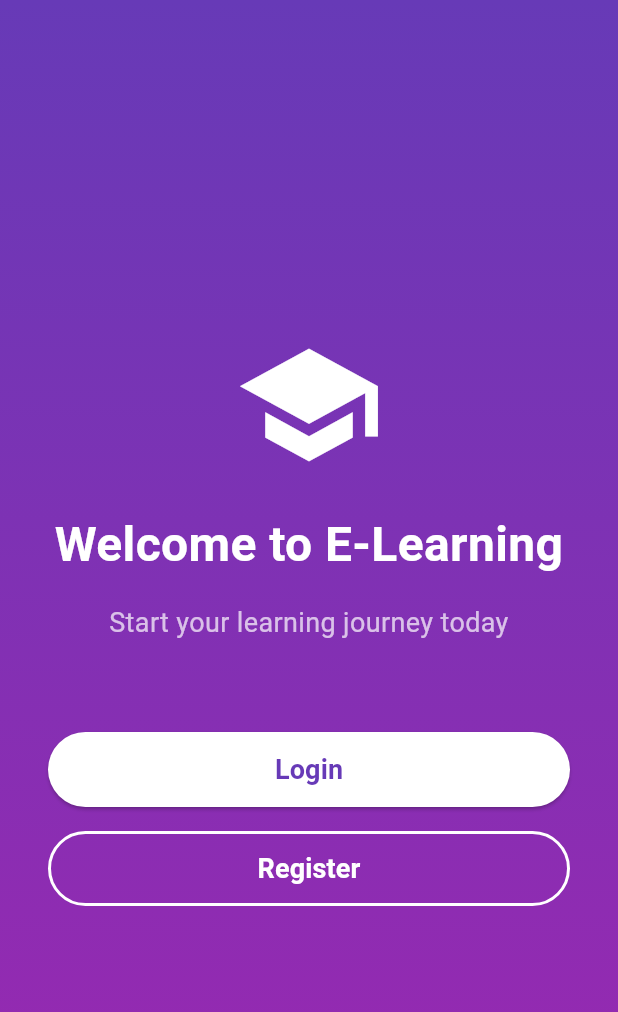
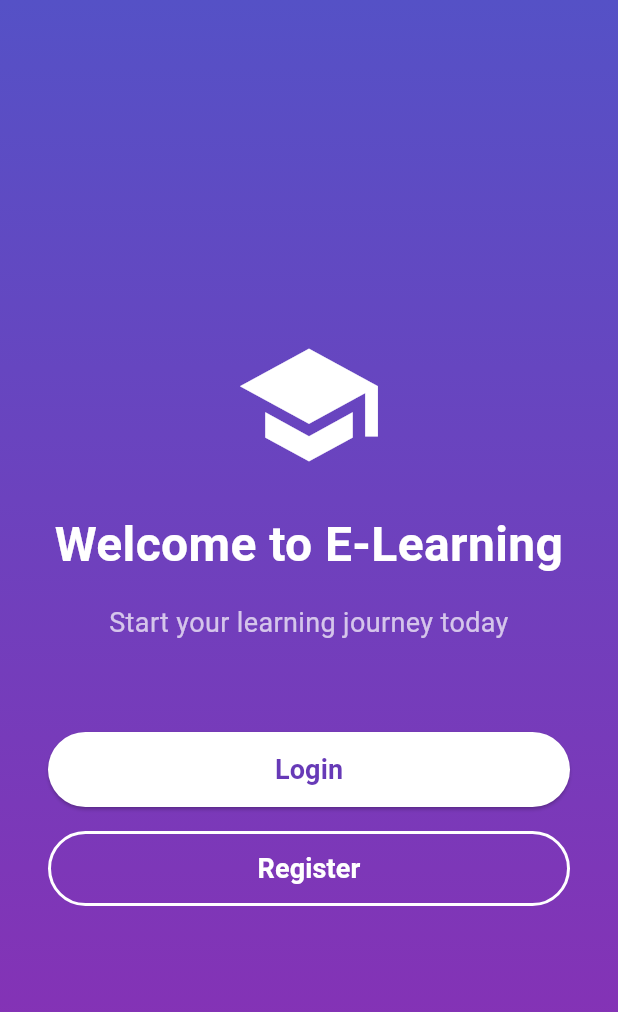
Before and after one commit to petreleon/elearning_frontend, a Flutter app: the screen it shows after launch, on a phone screen of 412 x 824 dp. Shown: the top 1012 px of the screen. Run offline on Flutter 3.47's test engine with Material 3 defaults, Android fonts, the phone set to English and light mode, and no system bars.

Commit message:
Refactor WelcomePage to use StatefulWidget and implement gradient animation; update ContentPage by removing unused import

```diff
--- a/lib/content_page.dart
+++ b/lib/content_page.dart
@@ -1,5 +1,4 @@
 import 'package:flutter/material.dart';
-import 'package:flutter_staggered_grid_view/flutter_staggered_grid_view.dart';
 
 class ContentPage extends StatelessWidget {
   const ContentPage({super.key});
--- a/lib/organization_detail_page.dart
+++ b/lib/organization_detail_page.dart
@@ -333,9 +333,9 @@ class _OrganizationDetailPageState extends State<OrganizationDetailPage> {
 
             // Courses List - Remove Expanded and use shrinkWrap
             filteredCourses.isEmpty
-                ? SizedBox(
+                ? const SizedBox(
                     height: 200,
-                    child: const Center(
+                    child: Center(
                       child: Column(
                         mainAxisAlignment: MainAxisAlignment.center,
                         children: [
--- a/lib/welcome_page.dart
+++ b/lib/welcome_page.dart
@@ -1,17 +1,48 @@
 import 'package:flutter/material.dart';
+import 'dart:async';
 
-class WelcomePage extends StatelessWidget {
+class WelcomePage extends StatefulWidget {
   const WelcomePage({super.key});
+
+  @override
+  State<WelcomePage> createState() => _WelcomePageState();
+}
+
+class _WelcomePageState extends State<WelcomePage> {
+  final List<List<Color>> _gradients = [
+    [Colors.deepPurple, Colors.purple],
+    [Colors.blue, Colors.deepPurple],
+    [Colors.pink, Colors.orange],
+    [Colors.teal, Colors.indigo],
+    [Colors.deepPurple, Colors.teal],
+  ];
+  int _currentGradient = 0;
+
+  @override
+  void initState() {
+    super.initState();
+    _startGradientAnimation();
+  }
+
+  void _startGradientAnimation() {
+    Timer.periodic(const Duration(seconds: 6), (timer) {
+      setState(() {
+        _currentGradient = (_currentGradient + 1) % _gradients.length;
+      });
+    });
+  }
 
   @override
   Widget build(BuildContext context) {
     return Scaffold(
-      body: Container(
-        decoration: const BoxDecoration(
+      body: AnimatedContainer(
+        duration: const Duration(seconds: 5),
+        curve: Curves.easeInOut,
+        decoration: BoxDecoration(
           gradient: LinearGradient(
             begin: Alignment.topCenter,
             end: Alignment.bottomCenter,
-            colors: [Colors.deepPurple, Colors.purple],
+            colors: _gradients[_currentGradient],
           ),
         ),
         child: SafeArea(
```
